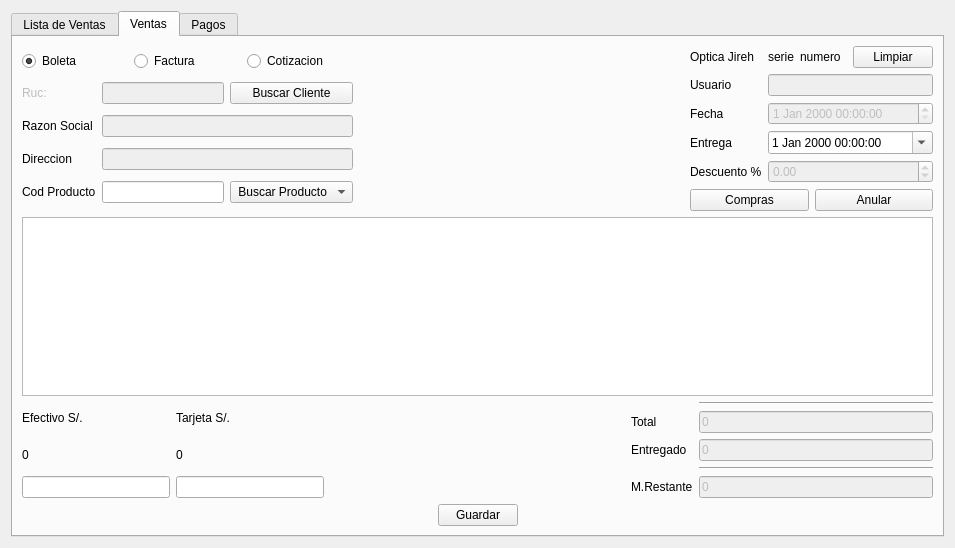
Above: venta/uiventas.ui from rodety/Jireh before the change. Below: the same form after it.
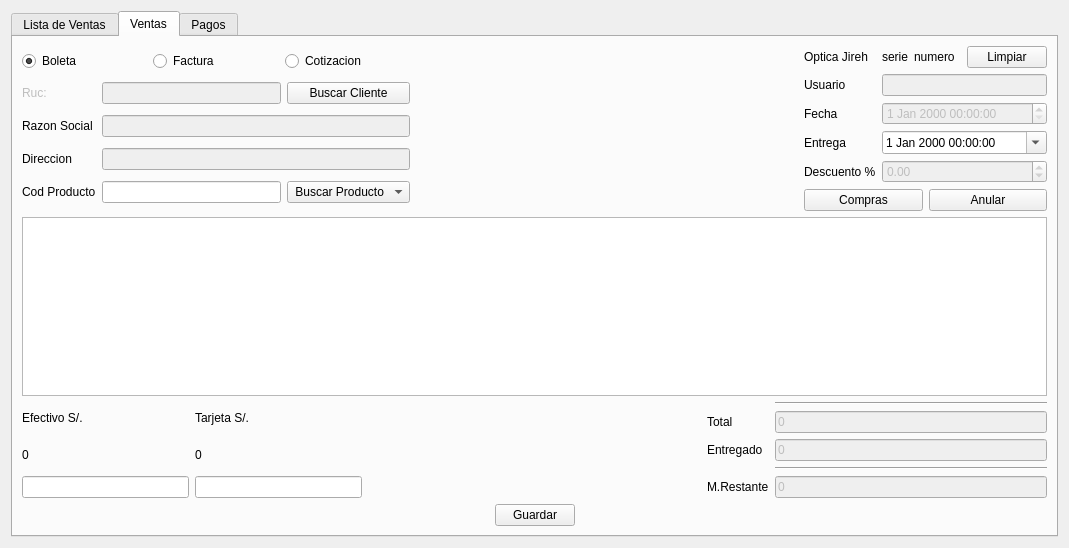
That is the form after the change. Icons and pictures are not drawn. Custom widgets are drawn as their Qt base class.

Patch:
```diff
--- a/venta/uiventas.ui
+++ b/venta/uiventas.ui
@@ -6,7 +6,7 @@
    <rect>
     <x>0</x>
     <y>0</y>
-    <width>955</width>
+    <width>1069</width>
     <height>548</height>
    </rect>
   </property>
@@ -493,6 +493,9 @@
                </item>
                <item>
                 <widget class="QLabel" name="label_numero_documento">
+                 <property name="enabled">
+                  <bool>true</bool>
+                 </property>
                  <property name="text">
                   <string>numero</string>
                  </property>
```
Left out of the diff: 2 changed lines with no effect on the pictures.
